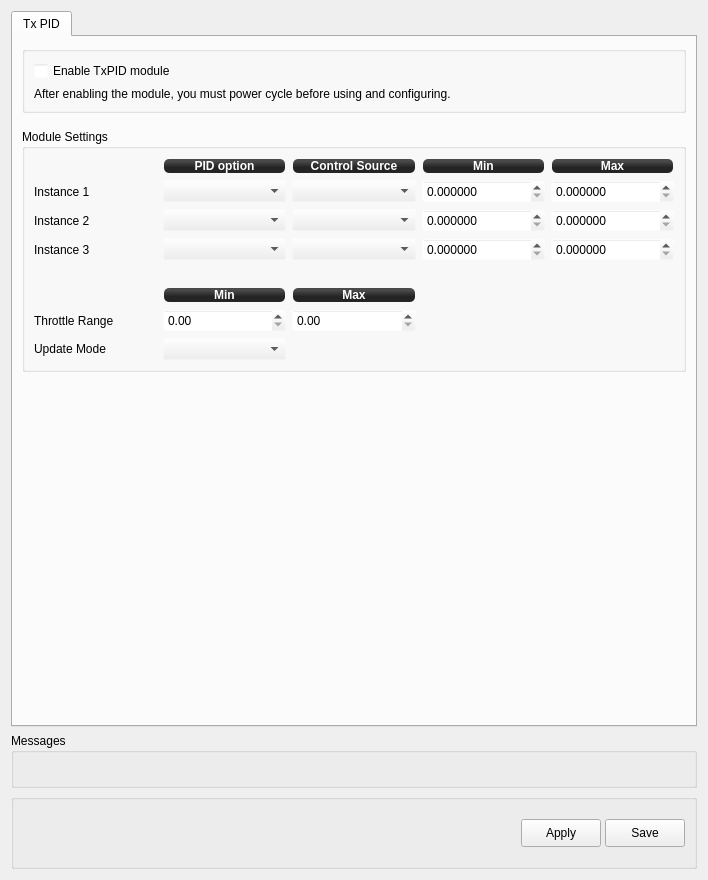
The window that ground/openpilotgcs/src/plugins/config/txpid.ui (openpilot/OpenPilot) describes before a commit, drawn with Qt 5.
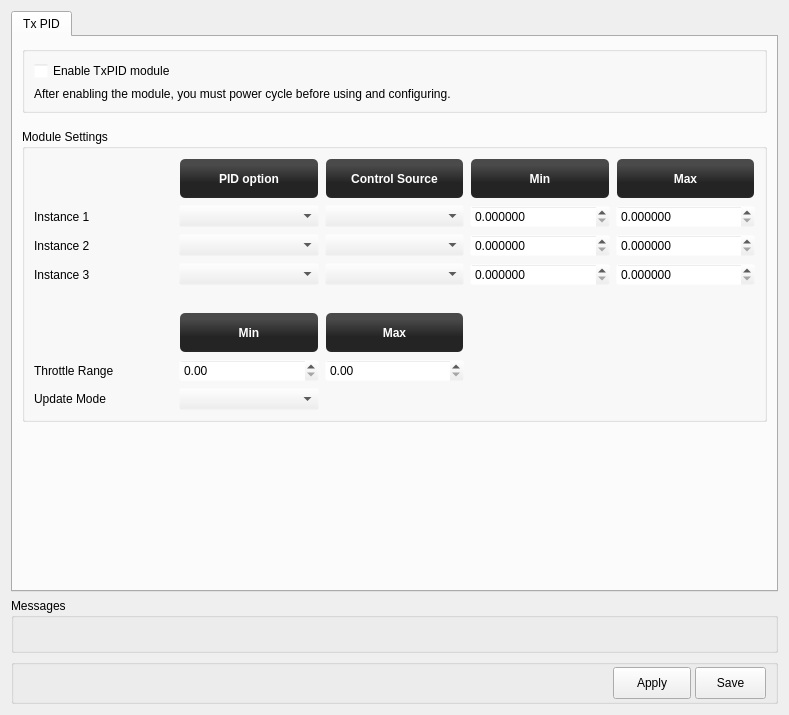
The same window after the commit. Icons and pictures are not drawn.

Commit message: fixed save area in all forms, shrunk down the output form upper groupbox a bit

Diff of the .ui file:
```diff
--- a/ground/openpilotgcs/src/plugins/config/txpid.ui
+++ b/ground/openpilotgcs/src/plugins/config/txpid.ui
@@ -6,14 +6,14 @@
    <rect>
     <x>0</x>
     <y>0</y>
-    <width>708</width>
-    <height>880</height>
+    <width>789</width>
+    <height>715</height>
    </rect>
   </property>
   <property name="windowTitle">
    <string>TxPID</string>
   </property>
-  <layout class="QVBoxLayout" name="verticalLayout_3">
+  <layout class="QVBoxLayout" name="verticalLayout">
    <item>
     <widget class="QTabWidget" name="tabWidget">
      <property name="currentIndex">
@@ -107,8 +107,8 @@
            <rect>
             <x>0</x>
             <y>0</y>
-            <width>678</width>
-            <height>678</height>
+            <width>759</width>
+            <height>543</height>
            </rect>
           </property>
           <layout class="QVBoxLayout" name="verticalLayout_2">
@@ -178,7 +178,7 @@
              <property name="minimumSize">
               <size>
                <width>0</width>
-               <height>100</height>
+               <height>293</height>
               </size>
              </property>
              <property name="title">
@@ -636,7 +636,7 @@
    <item>
     <widget class="QGroupBox" name="groupBox">
      <property name="sizePolicy">
-      <sizepolicy hsizetype="Preferred" vsizetype="Fixed">
+      <sizepolicy hsizetype="Preferred" vsizetype="Minimum">
        <horstretch>0</horstretch>
        <verstretch>0</verstretch>
       </sizepolicy>
@@ -644,34 +644,28 @@
      <property name="minimumSize">
       <size>
        <width>0</width>
-       <height>75</height>
+       <height>45</height>
       </size>
      </property>
      <property name="maximumSize">
       <size>
        <width>16777215</width>
-       <height>79</height>
+       <height>45</height>
       </size>
      </property>
      <property name="title">
       <string/>
      </property>
-     <layout class="QVBoxLayout" name="verticalLayout">
-      <item>
-       <layout class="QHBoxLayout" name="submitButtons">
+     <layout class="QHBoxLayout" name="horizontalLayout_2">
         <property name="spacing">
          <number>4</number>
         </property>
-        <item>
-         <widget class="QFrame" name="frame">
-          <property name="frameShape">
-           <enum>QFrame::StyledPanel</enum>
-          </property>
-          <property name="frameShadow">
-           <enum>QFrame::Raised</enum>
-          </property>
-         </widget>
-        </item>
+      <property name="topMargin">
+       <number>0</number>
+      </property>
+      <property name="bottomMargin">
+       <number>0</number>
+      </property>
         <item>
          <spacer name="horizontalSpacer">
           <property name="orientation">
@@ -679,14 +673,41 @@
           </property>
           <property name="sizeHint" stdset="0">
            <size>
-            <width>40</width>
-            <height>20</height>
+          <width>570</width>
+          <height>13</height>
            </size>
           </property>
          </spacer>
         </item>
         <item>
          <widget class="QPushButton" name="pushButton">
+        <property name="sizePolicy">
+         <sizepolicy hsizetype="Fixed" vsizetype="Preferred">
+          <horstretch>0</horstretch>
+          <verstretch>0</verstretch>
+         </sizepolicy>
+        </property>
+        <property name="minimumSize">
+         <size>
+          <width>25</width>
+          <height>25</height>
+         </size>
+        </property>
+        <property name="maximumSize">
+         <size>
+          <width>25</width>
+          <height>25</height>
+         </size>
+        </property>
+        <property name="baseSize">
+         <size>
+          <width>0</width>
+          <height>0</height>
+         </size>
+        </property>
+        <property name="autoFillBackground">
+         <bool>false</bool>
+        </property>
           <property name="text">
            <string/>
           </property>
@@ -696,10 +717,16 @@
           </property>
           <property name="iconSize">
            <size>
-            <width>32</width>
-            <height>32</height>
-           </size>
-          </property>
+          <width>25</width>
+          <height>25</height>
+         </size>
+        </property>
+        <property name="autoDefault">
+         <bool>false</bool>
+        </property>
+        <property name="default">
+         <bool>false</bool>
+        </property>
           <property name="flat">
            <bool>true</bool>
           </property>
@@ -715,8 +742,8 @@
          <widget class="QPushButton" name="Apply">
           <property name="minimumSize">
            <size>
-            <width>60</width>
-            <height>28</height>
+          <width>78</width>
+          <height>32</height>
            </size>
           </property>
           <property name="toolTip">
@@ -734,8 +761,8 @@
          <widget class="QPushButton" name="Save">
           <property name="minimumSize">
            <size>
-            <width>60</width>
-            <height>28</height>
+          <width>71</width>
+          <height>32</height>
            </size>
           </property>
           <property name="toolTip">
@@ -751,8 +778,6 @@
            <bool>false</bool>
           </property>
          </widget>
-        </item>
-       </layout>
       </item>
      </layout>
     </widget>
```
Lines whose indentation alone changed are shown as unchanged. The commit also changes 6 other files.
